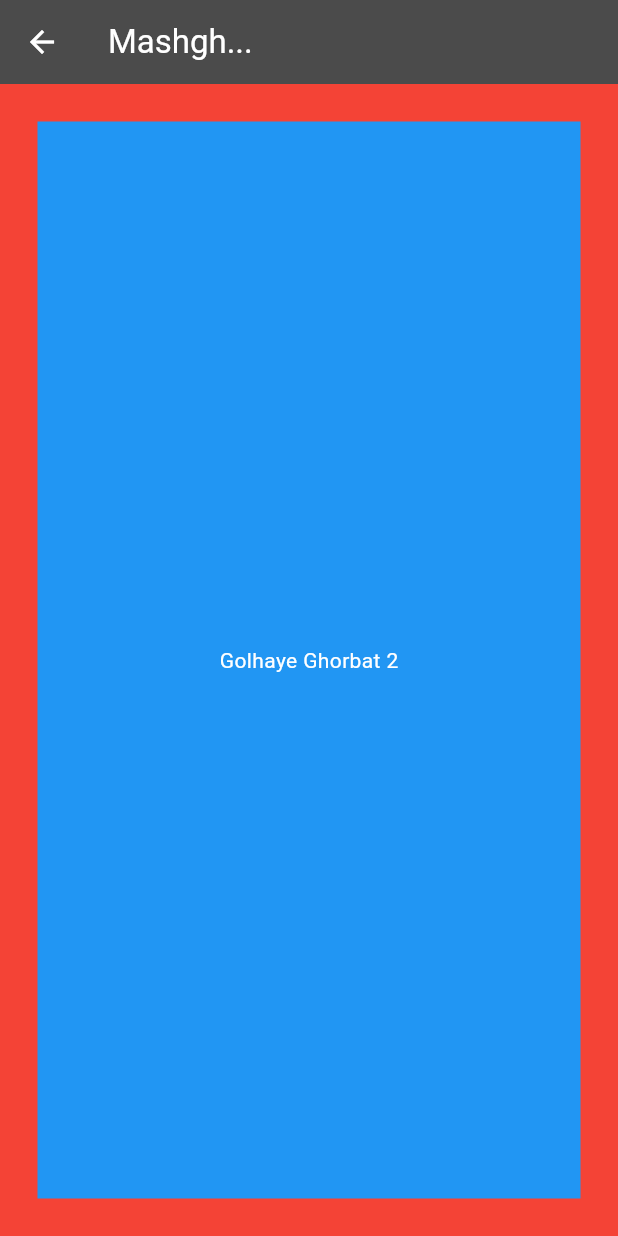
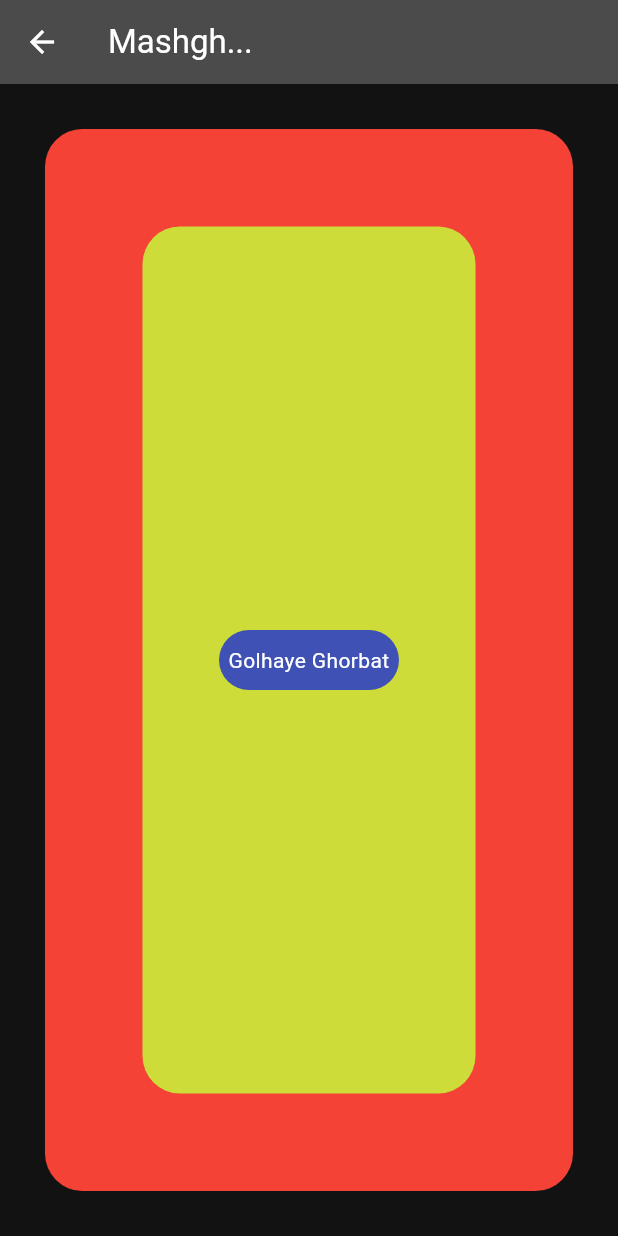
Before and after one commit to faniiaa/counter, a Flutter app: the screen it shows after launch, on a phone screen of 412 x 824 dp. Run offline on Flutter 3.47's test engine with Material 3 defaults, Android fonts, the phone set to English and light mode, and no system bars.

Commit message:
Text & details

```diff
--- a/lib/main.dart
+++ b/lib/main.dart
@@ -102,16 +102,42 @@ class Page extends StatelessWidget {
   Widget build(BuildContext context) {
     return Container(
       child: Container(
-        child: Center(child: Column(
-          mainAxisAlignment: MainAxisAlignment.spaceEvenly,
-          children: [
-            Text('Golhaye Ghorbat 2'),
-          ],
-        )),
-        color: Colors.blue,
+        child: Container(
+          decoration: BoxDecoration(
+            borderRadius: BorderRadius.circular(25.0),
+            color: Colors.lime,
+          ),
+          child: Center(
+            child: Column(
+              mainAxisAlignment: MainAxisAlignment.spaceEvenly,
+              children: [
+                Container(
+                  width: 120,
+                  height: 40,
+                  alignment: Alignment.center,
+                  child: Text('Golhaye Ghorbat',textAlign: TextAlign.center,),
+                  decoration: BoxDecoration(
+                    borderRadius: BorderRadius.circular(25),
+                    color: Colors.indigo,
+                  ),
+                ),
+              ],
+            ),
+          ),
+        ),
+        //color: Colors.blue,
+        height: double.infinity,
+        width: double.infinity,
+        margin: EdgeInsets.all(40),
       ),
-      color: Colors.red,
       padding: EdgeInsets.all(25),
+      margin: EdgeInsets.all(30),
+      decoration: BoxDecoration(
+        borderRadius: BorderRadius.circular(25),
+        color: Colors.red,
+      ),
     );
   }
 }
+
+class Height {}
```
